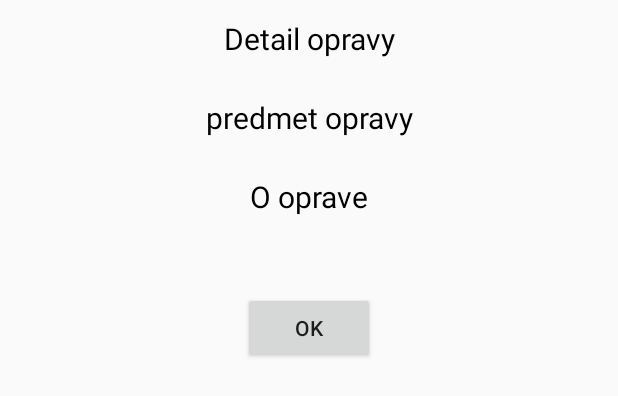
After one commit to Cryth/OpravyPCAndroid, an Android app: the layout activity_about.xml on its own in the app's theme, with its tools: preview values and no code run, on a phone screen of 412 x 824 dp. The commit adds this screen. Shown: the top 396 px of the screen. Run offline under Robolectric (Android 15) with nearby library versions, the phone set to English and light mode, and no system bars.

```diff
--- a/app/src/main/AndroidManifest.xml
+++ b/app/src/main/AndroidManifest.xml
@@ -20,7 +20,8 @@
         <activity android:name=".pridajCustomer" />
         <activity android:name=".pridajComputer" />
         <activity android:name=".repairsActivity" />
-        <activity android:name=".pridajRepair"></activity>
+        <activity android:name=".pridajRepair" />
+        <activity android:name=".aboutActivity"></activity>
     </application>
 
 </manifest>
--- /dev/null
+++ b/app/src/main/java/com/example/splat/tarika_opravypc/aboutActivity.java
@@ -0,0 +1,36 @@
+package com.example.splat.tarika_opravypc;
+
+import android.content.Intent;
+import android.support.v7.app.AppCompatActivity;
+import android.os.Bundle;
+import android.view.View;
+import android.widget.EditText;
+import android.widget.TextView;
+
+import org.w3c.dom.Text;
+
+public class aboutActivity extends AppCompatActivity {
+    Intent intent;
+    TextView header, object, about;
+    @Override
+    protected void onCreate(Bundle savedInstanceState) {
+        super.onCreate(savedInstanceState);
+        setContentView(R.layout.activity_about);
+        intent = getIntent();
+        setTitle("Počítač: "+intent.getStringExtra("pc"));
+        header = findViewById(R.id.header);
+        object = findViewById(R.id.objectAbout);
+        about = findViewById(R.id.aboutRepair);
+        Nastav();
+    }
+
+    private void Nastav() {
+        header.setText("Detail opravy z dňa: "+intent.getStringExtra("date"));
+        object.setText("Predmet: "+intent.getStringExtra("object"));
+        about.setText(intent.getStringExtra("about"));
+    }
+
+    public void zrusenie(View view) {
+        finish();
+    }
+}
--- a/app/src/main/java/com/example/splat/tarika_opravypc/repairsActivity.java
+++ b/app/src/main/java/com/example/splat/tarika_opravypc/repairsActivity.java
@@ -50,7 +50,8 @@ public class repairsActivity extends AppCompatActivity {
                 long id = c.getLong(c.getColumnIndex(MojaDat.Repairs.COLUMN_ID));
                 String object = c.getString(c.getColumnIndex(MojaDat.Repairs.COLUMN_OBJECT));
                 String about = c.getString(c.getColumnIndex(MojaDat.Repairs.COLUMN_ABOUT));
-                //startActivity(new Intent(repairsActivity.this, aboutActivity.class).putExtra("index", Long.toString(id)).putExtra("about", about).putExtra("object", object).putExtra("pc", pc));
+                String date = c.getString(c.getColumnIndex(MojaDat.Repairs.COLUMN_DATE));
+                startActivity(new Intent(repairsActivity.this, aboutActivity.class).putExtra("about", about).putExtra("object", object).putExtra("pc", pc).putExtra("date", date));
             }
         };
         AdapterView.OnItemLongClickListener longClickListener = new AdapterView.OnItemLongClickListener() {
--- /dev/null
+++ b/app/src/main/res/layout/activity_about.xml
@@ -0,0 +1,67 @@
+<?xml version="1.0" encoding="utf-8"?>
+<LinearLayout xmlns:android="http://schemas.android.com/apk/res/android"
+    xmlns:app="http://schemas.android.com/apk/res-auto"
+    xmlns:tools="http://schemas.android.com/tools"
+    android:layout_width="match_parent"
+    android:layout_height="match_parent"
+    android:orientation="vertical"
+    android:layout_margin="12dp"
+    tools:context="com.example.splat.tarika_opravypc.aboutActivity">
+
+    <TextView
+        android:id="@+id/header"
+        android:layout_width="match_parent"
+        android:layout_height="wrap_content"
+        android:text="Detail opravy"
+        android:textColor="@android:color/black"
+        android:textSize="20sp"
+        android:textAlignment="center"/>
+
+    <Space
+        android:layout_width="match_parent"
+        android:layout_height="25dp" />
+
+    <TextView
+        android:id="@+id/objectAbout"
+        android:layout_width="match_parent"
+        android:layout_height="wrap_content"
+        android:text="predmet opravy"
+        android:textColor="@android:color/black"
+        android:textSize="20sp"
+        android:textAlignment="center"/>
+
+    <Space
+        android:layout_width="match_parent"
+        android:layout_height="25dp" />
+
+    <TextView
+        android:id="@+id/aboutAbout"
+        android:layout_width="match_parent"
+        android:layout_height="wrap_content"
+        android:text="O oprave"
+        android:textColor="@android:color/black"
+        android:textSize="20sp"
+        android:textAlignment="center"/>
+
+    <Space
+        android:layout_width="match_parent"
+        android:layout_height="25dp" />
+
+    <TextView
+        android:id="@+id/aboutRepair"
+        android:layout_width="match_parent"
+        android:layout_height="wrap_content"
+        android:ems="10"
+        android:textColor="@android:color/black"
+        android:textSize="18sp"
+        android:textAlignment="center"/>
+
+    <Button
+        android:id="@+id/okej"
+        android:layout_width="wrap_content"
+        android:layout_height="wrap_content"
+        android:text="OK"
+        android:layout_gravity="center"
+        android:onClick="zrusenie"/>
+
+</LinearLayout>
```
